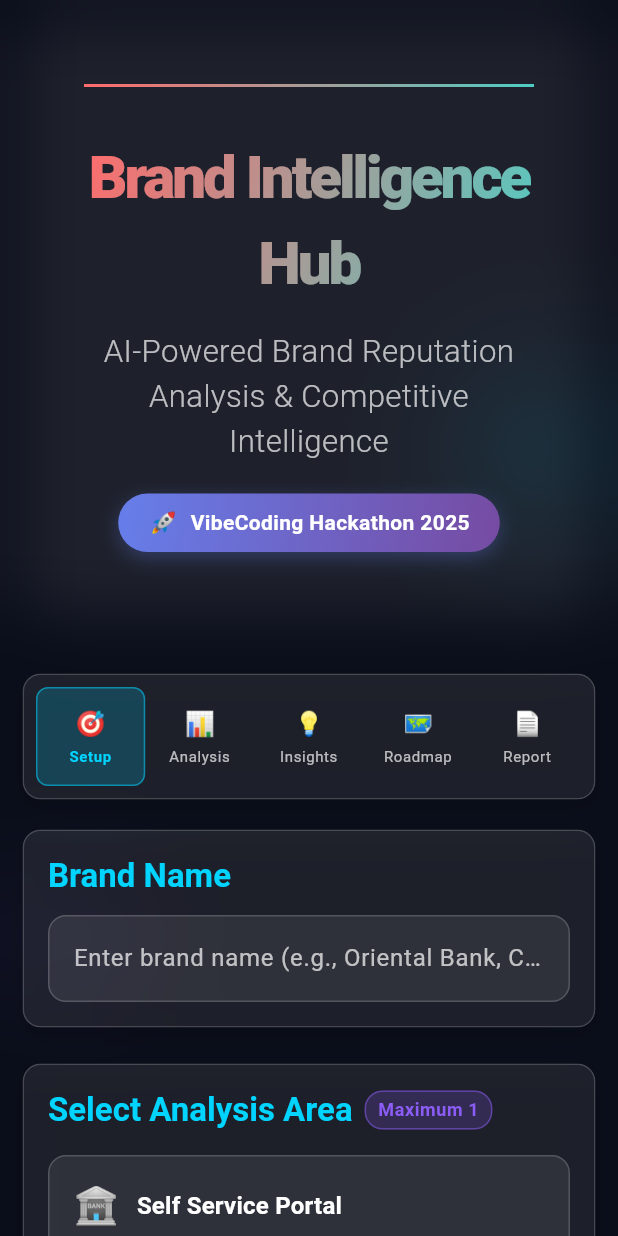
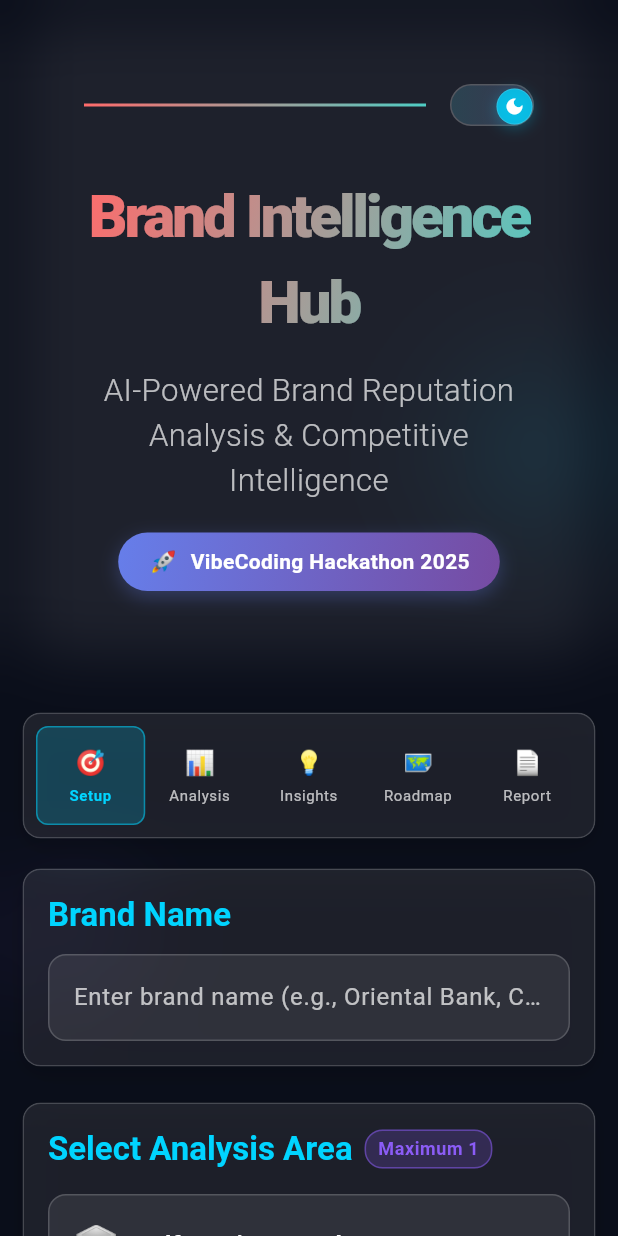
Before and after one commit to johndoecool/revitalize_brand_identity, a Flutter app: the screen it shows after launch, on a phone screen of 412 x 824 dp. Run offline on Flutter 3.47's test engine with Material 3 defaults, Android fonts, the light colour scheme and no system bars; our stand-ins replace fl_chart, pdf, shared_preferences, shimmer.

Commit message:
theme changes

```diff
--- a/flutter/lib/core/theme/app_colors.dart
+++ b/flutter/lib/core/theme/app_colors.dart
@@ -1,18 +1,45 @@
 import 'package:flutter/material.dart';
 
 class AppColors {
-  // Base Colors
+  // Dark Theme Colors
   static const Color darkBackground = Color(0xFF0a0e1a);
-  static const Color cardBackground = Color.fromRGBO(255, 255, 255, 0.05);
-  static const Color textPrimary = Color(0xFFFFFFFF);
-  static const Color textSecondary = Color.fromRGBO(255, 255, 255, 0.7);
-  static const Color borderColor = Color.fromRGBO(255, 255, 255, 0.1);
+  static const Color darkCardBackground = Color.fromRGBO(255, 255, 255, 0.05);
+  static const Color darkTextPrimary = Color(0xFFFFFFFF);
+  static const Color darkTextSecondary = Color.fromRGBO(255, 255, 255, 0.7);
+  static const Color darkBorderColor = Color.fromRGBO(255, 255, 255, 0.1);
+  static const Color darkGlassBackground = Color.fromRGBO(255, 255, 255, 0.08);
+  static const Color darkGlassBackgroundStrong = Color.fromRGBO(255, 255, 255, 0.12);
+  static const Color darkGlassBorder = Color.fromRGBO(255, 255, 255, 0.18);
+  static const Color darkSurfacePrimary = Color(0xFF1e1e2e);
 
-  // Glassmorphism Colors
-  static const Color glassBackground = Color.fromRGBO(255, 255, 255, 0.08);
-  static const Color glassBackgroundStrong = Color.fromRGBO(255, 255, 255, 0.12);
-  static const Color glassBorder = Color.fromRGBO(255, 255, 255, 0.18);
-  static const Color surfacePrimary = Color(0xFF1e1e2e);
+  // Light Theme Colors
+  static const Color lightBackground = Color(0xFFf8fafc);
+  static const Color lightCardBackground = Color.fromRGBO(255, 255, 255, 0.7);
+  static const Color lightTextPrimary = Color(0xFF1e293b);
+  static const Color lightTextSecondary = Color.fromRGBO(30, 41, 59, 0.7);
+  static const Color lightBorderColor = Color.fromRGBO(30, 41, 59, 0.1);
+  static const Color lightGlassBackground = Color.fromRGBO(255, 255, 255, 0.7);
+  static const Color lightGlassBackgroundStrong = Color.fromRGBO(255, 255, 255, 0.9);
+  static const Color lightGlassBorder = Color.fromRGBO(30, 41, 59, 0.08);
+  static const Color lightSurfacePrimary = Color(0xFFe2e8f0);
+
+  // Dynamic Theme Colors (getters)
+  static bool _isDarkMode = true;
+
+  static Color get background => _isDarkMode ? darkBackground : lightBackground;
+  static Color get cardBackground => _isDarkMode ? darkCardBackground : lightCardBackground;
+  static Color get textPrimary => _isDarkMode ? darkTextPrimary : lightTextPrimary;
+  static Color get textSecondary => _isDarkMode ? darkTextSecondary : lightTextSecondary;
+  static Color get borderColor => _isDarkMode ? darkBorderColor : lightBorderColor;
+  static Color get glassBackground => _isDarkMode ? darkGlassBackground : lightGlassBackground;
+  static Color get glassBackgroundStrong => _isDarkMode ? darkGlassBackgroundStrong : lightGlassBackgroundStrong;
+  static Color get glassBorder => _isDarkMode ? darkGlassBorder : lightGlassBorder;
+  static Color get surfacePrimary => _isDarkMode ? darkSurfacePrimary : lightSurfacePrimary;
+
+  // Method to update theme mode
+  static void setThemeMode(bool isDark) {
+    _isDarkMode = isDark;
+  }
 
   // Glow Colors
   static const Color glowBlue = Color(0xFF00d4ff);
--- /dev/null
+++ b/flutter/lib/core/theme/theme_manager.dart
@@ -0,0 +1,98 @@
+import 'package:flutter/material.dart';
+import 'package:shared_preferences/shared_preferences.dart';
+import 'app_colors.dart';
+
+class ThemeManager extends ChangeNotifier {
+  static const String _themeKey = 'theme_mode';
+  bool _isDarkMode = true;
+
+  bool get isDarkMode => _isDarkMode;
+  ThemeMode get themeMode => _isDarkMode ? ThemeMode.dark : ThemeMode.light;
+
+  ThemeManager() {
+    _loadTheme();
+  }
+
+  Future<void> _loadTheme() async {
+    final prefs = await SharedPreferences.getInstance();
+    _isDarkMode = prefs.getBool(_themeKey) ?? true; // Default to dark
+    AppColors.setThemeMode(_isDarkMode);
+    notifyListeners();
+  }
+
+  Future<void> toggleTheme() async {
+    _isDarkMode = !_isDarkMode;
+    AppColors.setThemeMode(_isDarkMode);
+
+    final prefs = await SharedPreferences.getInstance();
+    await prefs.setBool(_themeKey, _isDarkMode);
+
+    notifyListeners();
+  }
+
+  // Dark Theme Data
+  static ThemeData get darkTheme => ThemeData(
+    brightness: Brightness.dark,
+    primarySwatch: Colors.blue,
+    scaffoldBackgroundColor: AppColors.darkBackground,
+    cardColor: AppColors.darkGlassBackground,
+    dividerColor: AppColors.darkBorderColor,
+    textTheme: const TextTheme(
+      displayLarge: TextStyle(color: AppColors.darkTextPrimary, fontWeight: FontWeight.w700),
+      displayMedium: TextStyle(color: AppColors.darkTextPrimary, fontWeight: FontWeight.w600),
+      displaySmall: TextStyle(color: AppColors.darkTextPrimary, fontWeight: FontWeight.w500),
+      headlineLarge: TextStyle(color: AppColors.darkTextPrimary, fontWeight: FontWeight.w600),
+      headlineMedium: TextStyle(color: AppColors.darkTextPrimary, fontWeight: FontWeight.w600),
+      headlineSmall: TextStyle(color: AppColors.darkTextPrimary, fontWeight: FontWeight.w600),
+      titleLarge: TextStyle(color: AppColors.darkTextPrimary, fontWeight: FontWeight.w600),
+      titleMedium: TextStyle(color: AppColors.darkTextPrimary, fontWeight: FontWeight.w500),
+      titleSmall: TextStyle(color: AppColors.darkTextPrimary, fontWeight: FontWeight.w500),
+      bodyLarge: TextStyle(color: AppColors.darkTextPrimary),
+      bodyMedium: TextStyle(color: AppColors.darkTextPrimary),
+      bodySmall: TextStyle(color: AppColors.darkTextSecondary),
+      labelLarge: TextStyle(color: AppColors.darkTextPrimary),
+      labelMedium: TextStyle(color: AppColors.darkTextSecondary),
+      labelSmall: TextStyle(color: AppColors.darkTextSecondary),
+    ),
+    iconTheme: const IconThemeData(color: AppColors.darkTextPrimary),
+    appBarTheme: const AppBarTheme(
+      backgroundColor: Colors.transparent,
+      elevation: 0,
+      iconTheme: IconThemeData(color: AppColors.darkTextPrimary),
+      titleTextStyle: TextStyle(color: AppColors.darkTextPrimary, fontSize: 20, fontWeight: FontWeight.w600),
+    ),
+  );
+
+  // Light Theme Data
+  static ThemeData get lightTheme => ThemeData(
+    brightness: Brightness.light,
+    primarySwatch: Colors.blue,
+    scaffoldBackgroundColor: AppColors.lightBackground,
+    cardColor: AppColors.lightGlassBackground,
+    dividerColor: AppColors.lightBorderColor,
+    textTheme: const TextTheme(
+      displayLarge: TextStyle(color: AppColors.lightTextPrimary, fontWeight: FontWeight.w700),
+      displayMedium: TextStyle(color: AppColors.lightTextPrimary, fontWeight: FontWeight.w600),
+      displaySmall: TextStyle(color: AppColors.lightTextPrimary, fontWeight: FontWeight.w500),
+      headlineLarge: TextStyle(color: AppColors.lightTextPrimary, fontWeight: FontWeight.w600),
+      headlineMedium: TextStyle(color: AppColors.lightTextPrimary, fontWeight: FontWeight.w600),
+      headlineSmall: TextStyle(color: AppColors.lightTextPrimary, fontWeight: FontWeight.w600),
+      titleLarge: TextStyle(color: AppColors.lightTextPrimary, fontWeight: FontWeight.w600),
+      titleMedium: TextStyle(color: AppColors.lightTextPrimary, fontWeight: FontWeight.w500),
+      titleSmall: TextStyle(color: AppColors.lightTextPrimary, fontWeight: FontWeight.w500),
+      bodyLarge: TextStyle(color: AppColors.lightTextPrimary),
+      bodyMedium: TextStyle(color: AppColors.lightTextPrimary),
+      bodySmall: TextStyle(color: AppColors.lightTextSecondary),
+      labelLarge: TextStyle(color: AppColors.lightTextPrimary),
+      labelMedium: TextStyle(color: AppColors.lightTextSecondary),
+      labelSmall: TextStyle(color: AppColors.lightTextSecondary),
+    ),
+    iconTheme: const IconThemeData(color: AppColors.lightTextPrimary),
+    appBarTheme: const AppBarTheme(
+      backgroundColor: Colors.transparent,
+      elevation: 0,
+      iconTheme: IconThemeData(color: AppColors.lightTextPrimary),
+      titleTextStyle: TextStyle(color: AppColors.lightTextPrimary, fontSize: 20, fontWeight: FontWeight.w600),
+    ),
+  );
+}
--- a/flutter/lib/main.dart
+++ b/flutter/lib/main.dart
@@ -1,6 +1,6 @@
 import 'package:flutter/material.dart';
 import 'package:provider/provider.dart';
-import 'core/theme/app_theme.dart';
+import 'core/theme/theme_manager.dart';
 import 'core/constants/app_constants.dart';
 import 'presentation/pages/dashboard_page.dart';
 
@@ -13,11 +13,20 @@ class BrandIntelligenceHubApp extends StatelessWidget {
 
   @override
   Widget build(BuildContext context) {
-    return MaterialApp(
-      title: AppConstants.appName,
-      theme: AppTheme.darkTheme,
-      debugShowCheckedModeBanner: false,
-      home: const DashboardPage(),
+    return ChangeNotifierProvider(
+      create: (context) => ThemeManager(),
+      child: Consumer<ThemeManager>(
+        builder: (context, themeManager, child) {
+          return MaterialApp(
+            title: AppConstants.appName,
+            theme: ThemeManager.lightTheme,
+            darkTheme: ThemeManager.darkTheme,
+            themeMode: themeManager.themeMode,
+            debugShowCheckedModeBanner: false,
+            home: const DashboardPage(),
+          );
+        },
+      ),
     );
   }
 }
--- a/flutter/lib/presentation/pages/dashboard_page.dart
+++ b/flutter/lib/presentation/pages/dashboard_page.dart
@@ -8,6 +8,7 @@ import '../widgets/analysis_tab.dart';
 import '../widgets/insights_tab.dart';
 import '../widgets/roadmap_tab.dart';
 import '../widgets/report_tab.dart';
+import '../widgets/theme_toggle.dart';
 
 class DashboardPage extends StatefulWidget {
   const DashboardPage({Key? key}) : super(key: key);
@@ -71,7 +72,7 @@ class _DashboardPageState extends State<DashboardPage>
   Widget build(BuildContext context) {
     return Scaffold(
       body: Container(
-        color: Color(0xFF0a0e1a), // Exact dark-bg color from HTML
+        color: AppColors.background, // Dynamic background color
         child: Stack(
           children: [
             _buildAnimatedBackground(),
@@ -149,10 +150,10 @@ class _DashboardPageState extends State<DashboardPage>
       margin: const EdgeInsets.only(bottom: 40), // Match HTML margin-bottom
       padding: const EdgeInsets.all(40), // Match HTML padding
       decoration: BoxDecoration(
-        color: Color.fromRGBO(255, 255, 255, 0.08), // Exact --glass-bg from HTML
+        color: AppColors.glassBackground, // Dynamic glass background
         borderRadius: BorderRadius.circular(24), // Match HTML border-radius
         border: Border.all(
-          color: Color.fromRGBO(255, 255, 255, 0.1), // Exact --border-color from HTML
+          color: AppColors.glassBorder, // Dynamic border color
           width: 1,
         ),
       ),
@@ -160,9 +161,12 @@ class _DashboardPageState extends State<DashboardPage>
         filter: ImageFilter.blur(sigmaX: 20, sigmaY: 20), // Match HTML backdrop-filter
         child: Column(
           children: [
+            // Header top row with gradient border and theme toggle
+            Row(
+              children: [
                 // Gradient top border (::before pseudo-element)
-            Container(
-              width: double.infinity,
+                Expanded(
+                  child: Container(
                     height: 2,
                     decoration: BoxDecoration(
                       gradient: LinearGradient(
@@ -171,6 +175,12 @@ class _DashboardPageState extends State<DashboardPage>
                         colors: [Color(0xFFff6b6b), Color(0xFF4ecdc4)], // Exact --accent-gradient
                       ),
                     ),
+                  ),
+                ),
+                const SizedBox(width: 16),
+                // Theme toggle in top-right
+                const ThemeToggle(),
+              ],
             ),
             const SizedBox(height: 32),
 
@@ -200,7 +210,7 @@ class _DashboardPageState extends State<DashboardPage>
               textAlign: TextAlign.center,
               style: TextStyle(
                 fontSize: 20.8, // 1.3rem = 20.8px (exact HTML match)
-                color: Color.fromRGBO(255, 255, 255, 0.7), // Exact --text-secondary
+                color: AppColors.textSecondary, // Dynamic text secondary color
                 fontWeight: FontWeight.w300,
               ),
             ),
@@ -235,7 +245,7 @@ class _DashboardPageState extends State<DashboardPage>
                   Text(
                     'VibeCoding Hackathon 2025',
                     style: TextStyle(
-                      color: Color(0xFFffffff), // Exact --text-primary
+                      color: Colors.white, // Keep white for badge contrast
                       fontWeight: FontWeight.w600,
                       fontSize: 14,
                     ),
--- /dev/null
+++ b/flutter/lib/presentation/widgets/theme_toggle.dart
@@ -0,0 +1,127 @@
+import 'package:flutter/material.dart';
+import 'package:provider/provider.dart';
+import '../../core/theme/theme_manager.dart';
+import '../../core/theme/app_colors.dart';
+
+class ThemeToggle extends StatefulWidget {
+  const ThemeToggle({Key? key}) : super(key: key);
+
+  @override
+  State<ThemeToggle> createState() => _ThemeToggleState();
+}
+
+class _ThemeToggleState extends State<ThemeToggle> with SingleTickerProviderStateMixin {
+  late AnimationController _animationController;
+  late Animation<double> _animation;
+
+  @override
+  void initState() {
+    super.initState();
+    _animationController = AnimationController(
+      duration: const Duration(milliseconds: 300),
+      vsync: this,
+    );
+    _animation = Tween<double>(
+      begin: 0.0,
+      end: 1.0,
+    ).animate(CurvedAnimation(
+      parent: _animationController,
+      curve: Curves.easeInOut,
+    ));
+  }
+
+  @override
+  void dispose() {
+    _animationController.dispose();
+    super.dispose();
+  }
+
+  @override
+  Widget build(BuildContext context) {
+    return Consumer<ThemeManager>(
+      builder: (context, themeManager, child) {
+        // Sync animation with theme state
+        if (themeManager.isDarkMode) {
+          _animationController.forward();
+        } else {
+          _animationController.reverse();
+        }
+
+        return GestureDetector(
+          onTap: () {
+            themeManager.toggleTheme();
+          },
+          child: Container(
+            width: 56,
+            height: 28,
+            decoration: BoxDecoration(
+              borderRadius: BorderRadius.circular(14),
+              border: Border.all(
+                color: AppColors.glassBorder,
+                width: 1,
+              ),
+              color: AppColors.glassBackground,
+            ),
+            child: Stack(
+              children: [
+                // Background gradient
+                Container(
+                  width: double.infinity,
+                  height: double.infinity,
+                  decoration: BoxDecoration(
+                    borderRadius: BorderRadius.circular(14),
+                    gradient: LinearGradient(
+                      colors: [
+                        AppColors.glowBlue.withOpacity(0.1),
+                        AppColors.glowPurple.withOpacity(0.1),
+                      ],
+                    ),
+                  ),
+                ),
+
+                // Sliding circle
+                AnimatedBuilder(
+                  animation: _animation,
+                  builder: (context, child) {
+                    return Positioned(
+                      left: _animation.value * 28 + 2,
+                      top: 2,
+                      child: Container(
+                        width: 24,
+                        height: 24,
+                        decoration: BoxDecoration(
+                          shape: BoxShape.circle,
+                          color: themeManager.isDarkMode
+                              ? AppColors.glowBlue.withOpacity(0.8)
+                              : AppColors.glowPurple.withOpacity(0.8),
+                          border: Border.all(
+                            color: AppColors.textPrimary.withOpacity(0.2),
+                            width: 0.5,
+                          ),
+                          boxShadow: [
+                            BoxShadow(
+                              color: (themeManager.isDarkMode
+                                  ? AppColors.glowBlue
+                                  : AppColors.glowPurple).withOpacity(0.3),
+                              blurRadius: 8,
+                              offset: const Offset(0, 2),
+                            ),
+                          ],
+                        ),
+                        child: Icon(
+                          themeManager.isDarkMode ? Icons.dark_mode : Icons.light_mode,
+                          size: 14,
+                          color: Colors.white,
+                        ),
+                      ),
+                    );
+                  },
+                ),
+              ],
+            ),
+          ),
+        );
+      },
+    );
+  }
+}
```
Also changed, not shown: 5 other files. Lines whose indentation alone changed are shown as unchanged.
